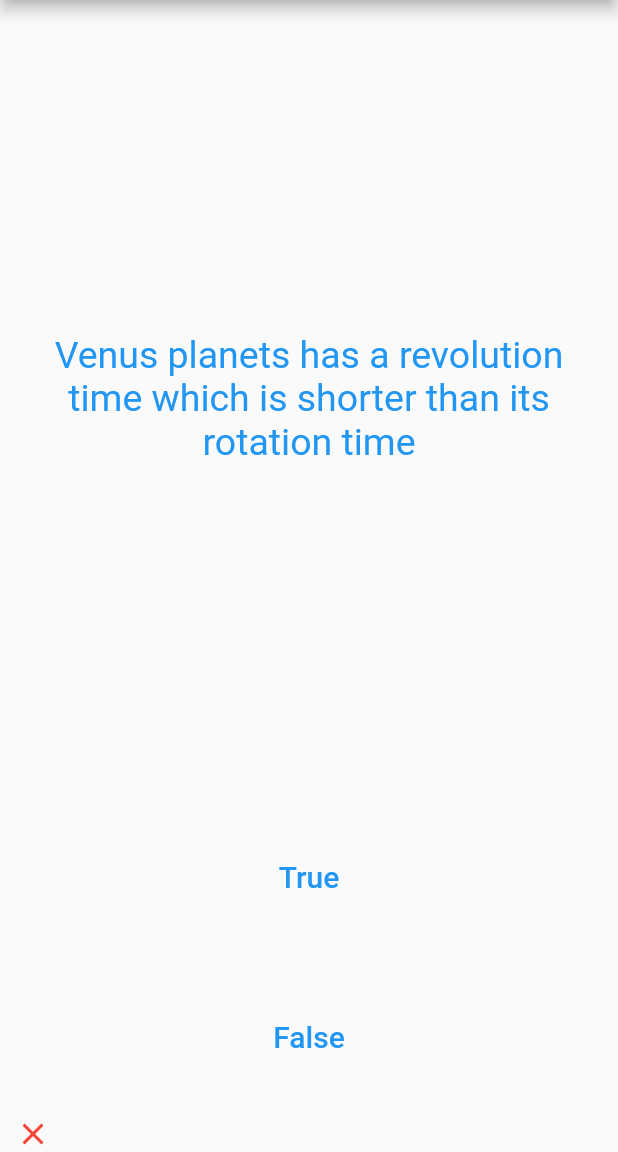
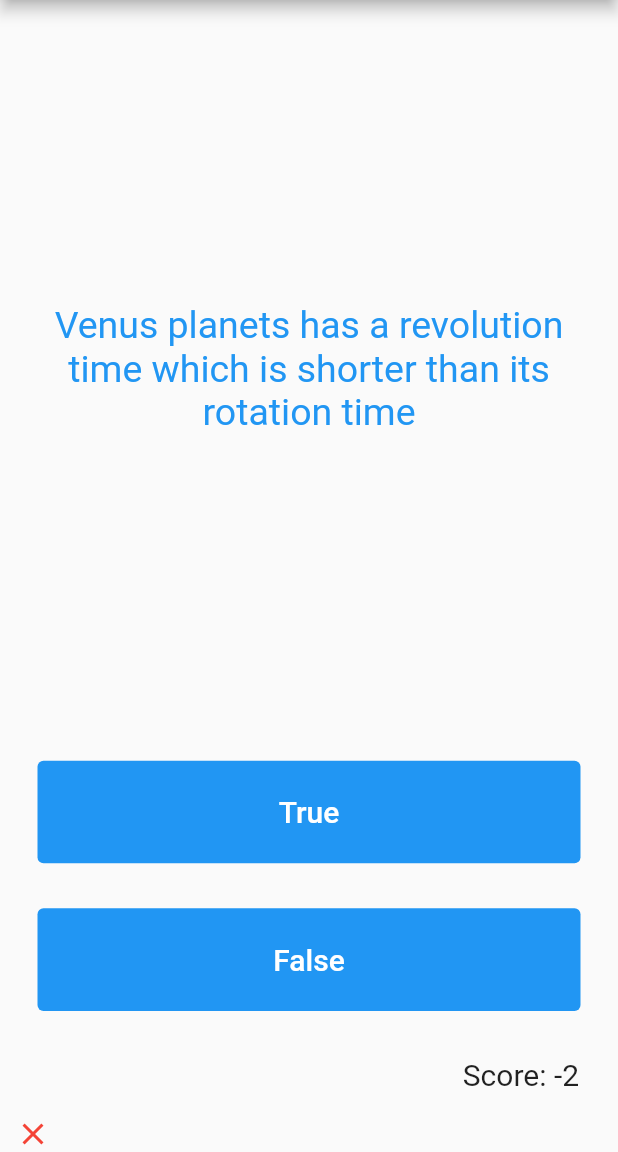
Before and after one commit to imranbarbhuiya/Cosmicstaan, a Flutter app: the Quizes screen opened directly, after a tap on "True", on a phone screen of 412 x 824 dp, the part 84-1236 px from its top. Run offline on Flutter 3.47's test engine with Material 2 defaults, Android fonts, the phone set to English and light mode, and no system bars; our stand-ins replace rflutter_alert.

Commit message:
minor changes

```diff
--- a/lib/main.dart
+++ b/lib/main.dart
@@ -161,17 +161,25 @@ class Quiz extends StatelessWidget {
           mainAxisAlignment: MainAxisAlignment.center,
           children: [
             const Padding(
-              padding: EdgeInsets.fromLTRB(0, 16, 0, 16),
+              padding: EdgeInsets.fromLTRB(0, 16, 0, 20),
               child: Text(
-                "Guide",
-                style: TextStyle(fontSize: 20),
+                "Quiz Guide",
+                style: TextStyle(fontSize: 24),
               ),
             ),
             const Text(
-              "Each question will have 4 options",
+              "You'll get a statement",
+              style: TextStyle(fontSize: 20),
             ),
+            const SizedBox(height: 10),
             const Text(
-              "One of them is correct",
+                "Respond to the questions by indicating whether the statement is True or False",
+                style: TextStyle(fontSize: 16),
+                textAlign: TextAlign.center),
+            const SizedBox(height: 10),
+            const Text(
+              "Correct answer will give you +4 points. "
+              "\nAnd wrong answer will give you -2 points",
             ),
             Padding(
               padding: const EdgeInsets.all(16.0),
@@ -211,19 +219,21 @@ class About extends StatelessWidget {
               ListTile(
                 leading: const CircleAvatar(
                   radius: 30.0,
-                  backgroundImage: AssetImage("images/space.jpg"),
+                  backgroundImage: AssetImage("images/logo.png"),
                   backgroundColor: Colors.transparent,
                 ),
-                title: const Text('Mr. Abrax'),
+                title: const Text('D.A.V International School Amritsar'),
                 subtitle: Text(
-                  'Secondary Text',
+                  'www.davintschool.org',
                   style: TextStyle(color: Colors.black.withOpacity(0.6)),
                 ),
               ),
               Padding(
                 padding: const EdgeInsets.all(16.0),
                 child: Text(
-                  'Greyhound divisively hello coldly wonderfully marginally far upon excluding.',
+                  'DAV International School is proud to be the premier educational institution in Amritsar. Established in 1998 and affiliated to CBSE the school offers Science, Commerce and Humanities streams along with vocational courses.'
+                  '  The school today stands tall with 5456 students mentored by 204 dedicated and committed faculty members who follow the most effective result oriented teaching methods. '
+                  'Spread over 8.6 acres of land embellished with lush green lawns and an amazing variety of flora, the school can boast of a world-class infrastructure.   In a short span of time the school has bloomed both qualitatively and quantitatively in all spheres including academics, sports and co scholastic activities.',
                   style: TextStyle(color: Colors.black.withOpacity(0.6)),
                 ),
               ),
@@ -1754,7 +1764,12 @@ class Quizes extends StatelessWidget {
           PopupMenuButton<Text>(itemBuilder: (context) {
             return [
               PopupMenuItem(
-                child: const Text("Restart"),
+                child: const Padding(
+                    padding: EdgeInsets.all(16),
+                    child: Text(
+                      "Restart",
+                      style: TextStyle(fontSize: 20),
+                    )),
                 onTap: () {
                   quizBrain.reset();
                   Navigator.pop(context);
@@ -1783,37 +1798,53 @@ class QuizPage extends StatefulWidget {
 
 class _QuizPageState extends State<QuizPage> {
   List<Icon> scoreKeeper = [];
+  var score = 0;
 
   void checkAnswer(bool userPickedAnswer) {
     bool correctAnswer = quizBrain.getCorrectAnswer();
 
     setState(() {
       if (userPickedAnswer == correctAnswer) {
-        scoreKeeper.add(const Icon(
-          Icons.check,
-          color: Colors.green,
-        ));
+        scoreKeeper.add(
+          const Icon(
+            Icons.check,
+            color: Colors.green,
+          ),
+        );
+        score += 4;
       } else {
-        scoreKeeper.add(const Icon(
-          Icons.close,
-          color: Colors.red,
-        ));
+        scoreKeeper.add(
+          const Icon(
+            Icons.close,
+            color: Colors.red,
+          ),
+        );
+        score -= 2;
       }
       if (quizBrain.isFinished()) {
         Alert(
+          style: const AlertStyle(
+            animationType: AnimationType.fromTop,
+            isCloseButton: false,
+            isOverlayTapDismiss: false,
+            titleStyle: TextStyle(fontWeight: FontWeight.bold),
+            animationDuration: Duration(milliseconds: 400),
+          ),
           context: context,
           title: 'Finished!',
-          desc: 'You\'ve reached the end of the quiz.',
+          desc:
+              'You\'ve reached the end of the quiz. \nYour Total score is $score',
           buttons: [
             DialogButton(
               child: const Text(
-                "Restart",
+                "Back",
                 style: TextStyle(color: Colors.white, fontSize: 20),
               ),
               onPressed: () {
                 setState(() {
                   quizBrain.reset();
                   scoreKeeper = [];
+                  score = 0;
                 });
                 Navigator.of(context, rootNavigator: true).pop();
               },
@@ -1856,12 +1887,17 @@ class _QuizPageState extends State<QuizPage> {
               child: const Text(
                 'True',
                 style: TextStyle(
-                  color: Colors.blue,
+                  color: Colors.white,
                   fontSize: 20.0,
                 ),
               ),
+              style: ButtonStyle(
+                backgroundColor: MaterialStateProperty.all(Colors.blue),
+                overlayColor: MaterialStateProperty.all(
+                  Colors.white.withOpacity(0.5),
+                ),
+              ),
               onPressed: () {
-                //The user picked true.
                 checkAnswer(true);
               },
             ),
@@ -1874,15 +1910,28 @@ class _QuizPageState extends State<QuizPage> {
               child: const Text(
                 'False',
                 style: TextStyle(
-                  color: Colors.blue,
+                  color: Colors.white,
                   fontSize: 20.0,
                 ),
               ),
+              style: ButtonStyle(
+                backgroundColor: MaterialStateProperty.all(Colors.blue),
+                overlayColor: MaterialStateProperty.all(
+                  Colors.white.withOpacity(0.5),
+                ),
+              ),
               onPressed: () {
-                //The user picked true.
                 checkAnswer(false);
               },
             ),
+          ),
+        ),
+        Padding(
+          padding: const EdgeInsets.all(16),
+          child: Text(
+            "Score: $score",
+            textAlign: TextAlign.right,
+            style: const TextStyle(fontSize: 20),
           ),
         ),
         Row(
```
Also changed, not shown: lib/quiz_brain.dart (+12 -0 lines), images/logo.png (added), images/space.jpg (deleted).
